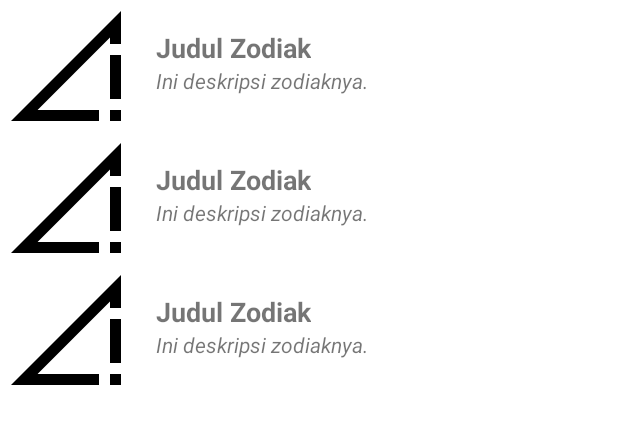
After one commit to nadhilamizayaasriel01/Assesment-1-Mobpro, an Android app: the layout fragment_hasilzodiak.xml on its own in the app's theme, with its tools: preview values and no code run, on a phone screen of 412 x 824 dp. The commit adds this screen. Shown: the top 424 px of the screen. Run offline under Robolectric (Android 15) with nearby library versions, the phone set to English and light mode, and no system bars; Roboto replaces fonts that are not available here.

Commit message:
Membuat fragment hasil zodiak, adapter hasil zodiak, hasil zodiak view model, list item dan mengambil data, gambar di internet

```diff
--- a/app/src/main/AndroidManifest.xml
+++ b/app/src/main/AndroidManifest.xml
@@ -1,6 +1,8 @@
 <?xml version="1.0" encoding="utf-8"?>
 <manifest xmlns:android="http://schemas.android.com/apk/res/android"
     xmlns:tools="http://schemas.android.com/tools" >
+
+    <uses-permission android:name="android.permission.INTERNET" />
 
     <application
         android:allowBackup="true"
--- a/app/src/main/java/org/d3if3078/assesment1/model/HasilZodiak.kt
+++ b/app/src/main/java/org/d3if3078/assesment1/model/HasilZodiak.kt
@@ -2,6 +2,6 @@ package org.d3if3078.assesment1.model
 
 data class HasilZodiak(
     val judulZodiak : String,
-    val gambar : Int,
-    val deskripsinya : Int
+    val gambar : String,
+    val deskripsinya : String
 )
--- a/app/src/main/java/org/d3if3078/assesment1/ui/history/HistoryAdapter.kt
+++ b/app/src/main/java/org/d3if3078/assesment1/ui/history/HistoryAdapter.kt
@@ -14,7 +14,7 @@ import org.d3if3078.assesment1.model.findZodiak
 import java.text.SimpleDateFormat
 import java.util.*
 
-class HistoriAdapter : ListAdapter<ZodiakEntity, HistoriAdapter.ViewHolder>(DIFF_CALLBACK) {
+class HistoryAdapter : ListAdapter<ZodiakEntity, HistoryAdapter.ViewHolder>(DIFF_CALLBACK) {
     companion object {
         private val DIFF_CALLBACK =
             object : DiffUtil.ItemCallback<ZodiakEntity>() {
--- a/app/src/main/java/org/d3if3078/assesment1/ui/history/HistoryFragment.kt
+++ b/app/src/main/java/org/d3if3078/assesment1/ui/history/HistoryFragment.kt
@@ -19,7 +19,7 @@ class HistoryFragment : Fragment() {
     }
 
     private lateinit var binding: FragmentHistoryBinding
-    private lateinit var myAdapter: HistoriAdapter
+    private lateinit var myAdapter: HistoryAdapter
 
     override fun onCreateView(
         inflater: LayoutInflater,
@@ -35,7 +35,7 @@ class HistoryFragment : Fragment() {
     }
 
     override fun onViewCreated(view: View, savedInstanceState: Bundle?) {
-        myAdapter = HistoriAdapter()
+        myAdapter = HistoryAdapter()
         with(binding.recyclerView) {
             addItemDecoration(DividerItemDecoration(context, RecyclerView.VERTICAL))
             adapter = myAdapter
--- /dev/null
+++ b/app/src/main/res/drawable/tidak_ada_internet.xml
@@ -0,0 +1,5 @@
+<vector android:height="24dp" android:tint="#000000"
+    android:viewportHeight="24" android:viewportWidth="24"
+    android:width="24dp" xmlns:android="http://schemas.android.com/apk/res/android">
+    <path android:fillColor="@android:color/white" android:pathData="M20,18h2v-8h-2V18zM20,22h2v-2h-2V22zM18,20v2H2L22,2v6h-2V6.83L6.83,20H18z"/>
+</vector>
--- /dev/null
+++ b/app/src/main/res/layout/fragment_hasilzodiak.xml
@@ -0,0 +1,32 @@
+<?xml version="1.0" encoding="utf-8"?>
+<FrameLayout xmlns:android="http://schemas.android.com/apk/res/android"
+    xmlns:app="http://schemas.android.com/apk/res-auto"
+    xmlns:tools="http://schemas.android.com/tools"
+    android:layout_width="match_parent"
+    android:layout_height="match_parent"
+    tools:context=".ui.zodiakJson.HasilZodiakFragment">
+
+    <androidx.recyclerview.widget.RecyclerView
+        android:id="@+id/recyclerView"
+        android:layout_width="match_parent"
+        android:layout_height="match_parent"
+        app:layoutManager="androidx.recyclerview.widget.LinearLayoutManager"
+        tools:listitem="@layout/list_item" />
+
+    <TextView
+        android:id="@+id/networkError"
+        android:layout_width="wrap_content"
+        android:layout_height="wrap_content"
+        android:layout_gravity="center"
+        android:text="@string/koneksi_error"
+        android:visibility="gone" />
+
+    <ProgressBar
+        android:id="@+id/progressBar"
+        style="?android:attr/progressBarStyle"
+        android:layout_width="wrap_content"
+        android:layout_height="wrap_content"
+        android:layout_gravity="center"
+        android:visibility="gone" />
+
+</FrameLayout>
--- /dev/null
+++ b/app/src/main/res/layout/list_item.xml
@@ -0,0 +1,47 @@
+<?xml version="1.0" encoding="utf-8"?>
+<androidx.constraintlayout.widget.ConstraintLayout
+    xmlns:android="http://schemas.android.com/apk/res/android"
+    xmlns:app="http://schemas.android.com/apk/res-auto"
+    xmlns:tools="http://schemas.android.com/tools"
+    android:layout_width="match_parent"
+    android:layout_height="wrap_content"
+    android:background="?android:selectableItemBackground">
+
+    <ImageView
+        android:id="@+id/gambarnya"
+        android:layout_width="88dp"
+        android:layout_height="88dp"
+        android:contentDescription="@null"
+        app:layout_constraintBottom_toBottomOf="parent"
+        app:layout_constraintStart_toStartOf="parent"
+        app:layout_constraintTop_toTopOf="parent"
+        tools:src="@drawable/tidak_ada_internet"/>
+
+    <TextView
+        android:id="@+id/judulZodiak"
+        android:layout_width="wrap_content"
+        android:layout_height="wrap_content"
+        android:layout_marginStart="16dp"
+        android:textSize="18sp"
+        android:textStyle="bold"
+        app:layout_constraintBottom_toTopOf="@+id/guideline"
+        app:layout_constraintStart_toEndOf="@id/gambarnya"
+        tools:text="@string/judul_zodiak" />
+
+    <TextView
+        android:id="@+id/deskripsinya"
+        android:layout_width="wrap_content"
+        android:layout_height="wrap_content"
+        android:textStyle="italic"
+        app:layout_constraintStart_toStartOf="@+id/judulZodiak"
+        app:layout_constraintTop_toBottomOf="@+id/guideline"
+        tools:text="@string/arti_zodiak" />
+
+    <androidx.constraintlayout.widget.Guideline
+        android:id="@+id/guideline"
+        android:layout_width="wrap_content"
+        android:layout_height="wrap_content"
+        android:orientation="horizontal"
+        app:layout_constraintGuide_percent="0.5" />
+
+</androidx.constraintlayout.widget.ConstraintLayout>
--- a/app/src/main/res/menu/menunya.xml
+++ b/app/src/main/res/menu/menunya.xml
@@ -14,4 +14,8 @@
         android:icon="@drawable/baseline_info"
         android:title="@string/info"
         app:showAsAction="always"/>
+    <item
+        android:id="@+id/menu_hasilzodiak"
+        android:title="Hasil Zodiak"
+        app:showAsAction="never"/>
 </menu>
--- a/app/src/main/res/values/strings.xml
+++ b/app/src/main/res/values/strings.xml
@@ -5,7 +5,7 @@
     <string name="input_zodiaknya">Kamu belum memasukkan zodiaknya</string>
     <string name="about_app">My zodiak merupakan aplikasi untuk mengetahui arti dari zodiak mu
         dan apa zodiak mu. </string>
-    <string name="desc_aquarius">Kreatif, inovatif, dan independen.</string>
+    <string name="desc_aquarius">Kreatif, inovatif, dan independent.</string>
     <string name="desc_scorpio">Misterius, penuh gairah, dan penuh tekad.</string>
     <string name="desc_leo"> Percaya diri, karismatik, dan penuh semangat.</string>
     <string name="desc_sagitarius">Bebas, petualang, dan optimis.</string>
@@ -34,5 +34,8 @@
     <string name="pesan">%1$s di klik !</string>
     <string name="ubah_tampilan">Ubah Tampilan</string>
     <string name="share">"Share "</string>
+    <string name="koneksi_error">Koneksi Error</string>
+    <string name="judul_zodiak">Judul Zodiak</string>
+    <string name="arti_zodiak">Ini deskripsi zodiaknya.</string>
 
 </resources>
```
Also changed, not shown: app/build.gradle (+5 -2 lines), app/src/main/java/org/d3if3078/assesment1/model/Zodiak.kt (+15 -14 lines), app/src/main/java/org/d3if3078/assesment1/network/HasilZodiakApiService.kt (added, +37 -0 lines), app/src/main/java/org/d3if3078/assesment1/ui/zodiakJson/HasilZodiakAdapter.kt (added, +57 -0 lines), app/src/main/java/org/d3if3078/assesment1/ui/zodiakJson/HasilZodiakFragment.kt (added, +65 -0 lines), app/src/main/java/org/d3if3078/assesment1/ui/zodiakJson/HasilZodiakViewModel.kt (added, +38 -0 lines), app/src/main/java/org/d3if3078/assesment1/viewmodel/ZodiakFragment.kt (+8 -2 lines), app/src/main/res/navigation/navigation.xml (+7 -0 lines).
